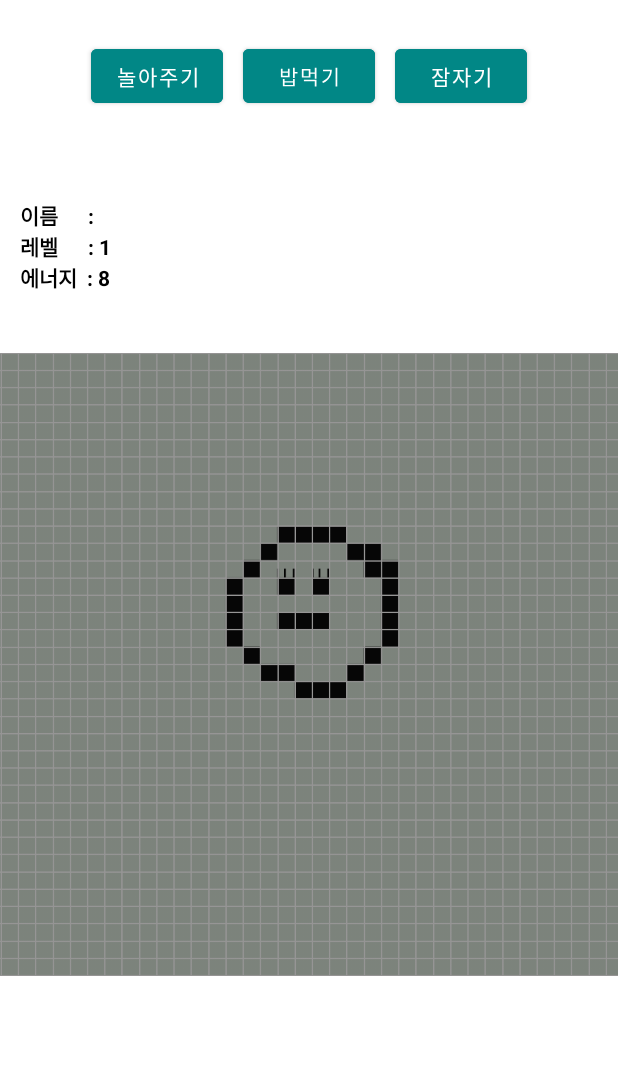
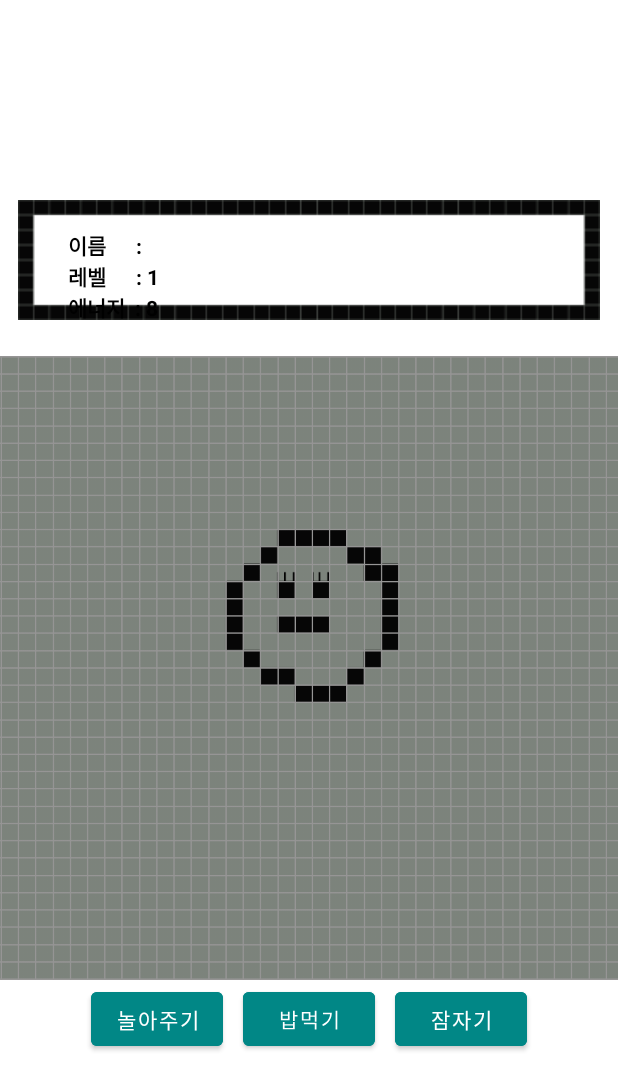
Before and after one commit to swonny/JavaProject, an Android app: the screen it shows after launch (SubActivity), after a tap on "START NOW!", on a phone screen of 412 x 824 dp. Shown: the top 1090 px of the screen. Run offline under Robolectric (Android 15) with nearby library versions, the phone set to English and light mode, and no system bars.

Commit message:
21.12.07 (화) 이미지 수정 완료, 기능 구현complete

```diff
--- a/app/src/main/res/layout/first_main.xml
+++ b/app/src/main/res/layout/first_main.xml
@@ -19,12 +19,24 @@
             tools:layout_editor_absoluteX="0dp"
             tools:layout_editor_absoluteY="210dp">
 
+            <FrameLayout
+                android:layout_width="wrap_content"
+                android:layout_height="wrap_content"
+                android:layout_gravity="center_horizontal">
+
+                <ImageView
+                    android:id="@+id/imageView2"
+                    android:layout_width="match_parent"
+                    android:layout_height="wrap_content"
+
+                    app:srcCompat="@drawable/board" />
+
                 <TextView
                     android:id="@+id/characterName"
-                android:layout_width="197dp"
+                    android:layout_width="164dp"
                     android:layout_height="wrap_content"
-                android:paddingLeft="20px"
-                android:paddingBottom="20px"
+                    android:padding="30px"
+                    android:layout_marginLeft="20px"
                     android:text="이름      : 다마\n레벨      : 5 level\n에너지  : 20"
                     android:textColor="@color/black"
                     android:textStyle="bold" />
@@ -33,15 +45,65 @@
                     android:id="@+id/sleepTimer"
                     android:layout_width="wrap_content"
                     android:layout_height="wrap_content"
+                    android:layout_gravity="center"
                     android:paddingLeft="20px"
                     android:text="" />
+
+            </FrameLayout>
 
             <ImageView
                 android:id="@+id/imageView"
                 android:layout_width="428dp"
-                android:layout_height="430dp"
+                android:layout_height="420dp"
                 android:layout_weight="1"
                 android:src="@drawable/usual" />
+
+            <LinearLayout
+                android:layout_width="match_parent"
+                android:layout_height="wrap_content"
+                android:gravity="center_horizontal"
+                android:orientation="horizontal"
+                tools:context=".MainActivity"
+                tools:layout_editor_absoluteX="0dp"
+                tools:layout_editor_absoluteY="2dp">
+
+                <Button
+                    android:id="@+id/playButton"
+                    android:layout_width="wrap_content"
+                    android:layout_height="wrap_content"
+                    android:layout_marginRight="20px"
+                    android:backgroundTint="@color/teal_700"
+                    android:onClick="play"
+                    android:text="놀아주기"
+                    tools:layout_editor_absoluteX="64dp"
+                    tools:layout_editor_absoluteY="3dp" />
+
+                <Button
+
+                    android:id="@+id/eatButton"
+                    android:layout_width="wrap_content"
+                    android:layout_height="wrap_content"
+                    android:layout_marginRight="20px"
+                    android:backgroundTint="@color/teal_700"
+                    android:onClick="eat"
+                    android:rotationX="-2"
+                    android:text="밥먹기"
+                    app:layout_constraintBottom_toBottomOf="parent"
+                    app:layout_constraintHorizontal_bias="0.812"
+                    app:layout_constraintLeft_toLeftOf="parent"
+                    app:layout_constraintRight_toRightOf="parent"
+                    app:layout_constraintTop_toTopOf="parent"
+                    app:layout_constraintVertical_bias="0.004" />
+
+                <Button
+                    android:id="@+id/sleepButton"
+                    android:layout_width="wrap_content"
+                    android:layout_height="wrap_content"
+                    android:backgroundTint="@color/teal_700"
+                    android:text="잠자기"
+                    tools:layout_editor_absoluteX="161dp"
+                    tools:layout_editor_absoluteY="3dp" />
+            </LinearLayout>
 
         </LinearLayout>
 
@@ -57,54 +119,4 @@
     </FrameLayout>
 
 
-    <LinearLayout
-        android:layout_width="match_parent"
-        android:layout_height="0dp"
-        android:gravity="center_horizontal"
-        android:orientation="horizontal"
-        tools:context=".MainActivity"
-        tools:layout_editor_absoluteX="0dp"
-        tools:layout_editor_absoluteY="2dp">
-
-        <Button
-            android:id="@+id/playButton"
-            android:layout_width="wrap_content"
-            android:layout_height="wrap_content"
-            android:layout_marginRight="20px"
-            android:layout_marginTop="40px"
-            android:backgroundTint="@color/teal_700"
-            android:onClick="play"
-            android:text="놀아주기"
-            tools:layout_editor_absoluteX="64dp"
-            tools:layout_editor_absoluteY="3dp" />
-
-        <Button
-            android:id="@+id/eatButton"
-            android:layout_width="wrap_content"
-            android:layout_height="wrap_content"
-            android:layout_marginRight="20px"
-            android:layout_marginTop="40px"
-            android:backgroundTint="@color/teal_700"
-            android:onClick="eat"
-            android:rotationX="-2"
-            android:text="밥먹기"
-            app:layout_constraintBottom_toBottomOf="parent"
-            app:layout_constraintHorizontal_bias="0.812"
-            app:layout_constraintLeft_toLeftOf="parent"
-            app:layout_constraintRight_toRightOf="parent"
-            app:layout_constraintTop_toTopOf="parent"
-            app:layout_constraintVertical_bias="0.004" />
-
-        <Button
-            android:id="@+id/sleepButton"
-            android:layout_width="wrap_content"
-            android:layout_height="wrap_content"
-            android:layout_marginTop="40px"
-            android:backgroundTint="@color/teal_700"
-            android:text="잠자기"
-            tools:layout_editor_absoluteX="161dp"
-            tools:layout_editor_absoluteY="3dp" />
-    </LinearLayout>
-
-
 </androidx.constraintlayout.widget.ConstraintLayout>
```
Also changed, not shown: app/src/main/res/layout/activity_main.xml (+22 -4 lines), app/src/main/res/drawable-v24/board.png (added), app/src/main/res/drawable-v24/mainboard.png (added), app/src/main/res/drawable-v24/mainboard2.png (added), app/src/main/res/drawable/eat.png, app/src/main/res/drawable/eat2.png. Lines whose indentation alone changed are shown as unchanged.
